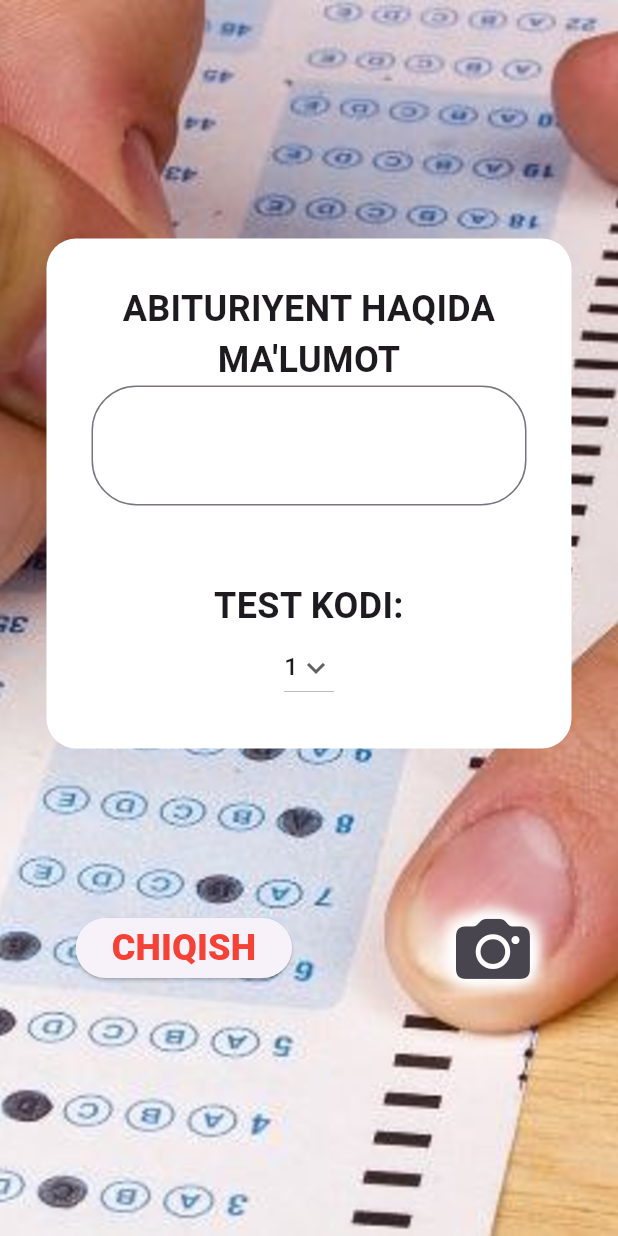
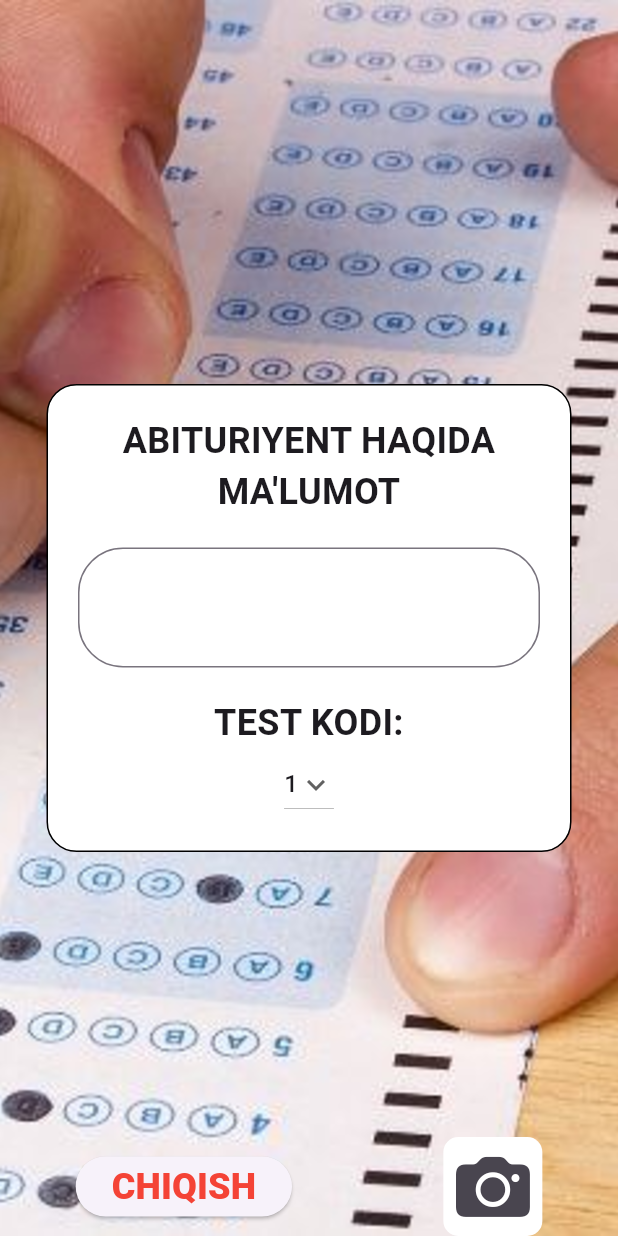
Before and after one commit to abduraimovdev/cam_test, a Flutter app: the HomeScreen screen opened directly, on a phone screen of 412 x 824 dp. Run offline on Flutter 3.47's test engine with Material 2 defaults, Android fonts, the light colour scheme and no system bars.

Commit message:
Home Screen Updated

```diff
--- /dev/null
+++ b/lib/core/constants/strings.dart
@@ -0,0 +1,5 @@
+class Strings{
+  static const String infoText = 'ABITURIYENT HAQIDA MA\'LUMOT';
+  static const String exitText = "CHIQISH";
+  static const String testCodeText = "TEST KODI:";
+}
--- /dev/null
+++ b/lib/core/constants/styles.dart
@@ -0,0 +1,8 @@
+import 'package:flutter/material.dart';
+
+class Styles{
+  static const TextStyle textStyle = TextStyle(
+      fontSize: 24,
+      overflow: TextOverflow.ellipsis,
+      fontWeight: FontWeight.bold);
+}
--- a/lib/screens/home_screen.dart
+++ b/lib/screens/home_screen.dart
@@ -1,3 +1,5 @@
+import 'package:cam_test/core/constants/strings.dart';
+import 'package:cam_test/core/constants/styles.dart';
 import 'package:flutter/cupertino.dart';
 import 'package:flutter/material.dart';
 
@@ -13,20 +15,11 @@ class _HomeScreenState extends State<HomeScreen> {
   Widget build(BuildContext context) {
     final size = MediaQuery.of(context).size;
     const homeBackgroundImage = "assets/images/home_background.png";
-    const String infoText = 'ABITURIYENT HAQIDA MA\'LUMOT';
-    // Initial Selected Value
-    String dropdownvalue = '1';
 
-    // List of items in our dropdown menu
-    var items = [
-      '1',
-      '2',
-      '3',
-      '4',
-      '5',
-    ];
-    TextStyle textStyle =
-        const TextStyle(fontSize: 24, overflow: TextOverflow.ellipsis,fontWeight: FontWeight.bold);
+    int dropdownvalue = 1;
+
+    List<int> items = [for (int i = 1; i <= 5; i++) i];
+
     return Scaffold(
       body: Stack(
         children: [
@@ -47,47 +40,52 @@ class _HomeScreenState extends State<HomeScreen> {
               crossAxisAlignment: CrossAxisAlignment.center,
               children: [
                 Container(
-                  // height: ,
                   width: 350,
-                  padding: const EdgeInsets.all(30),
-                  decoration: const BoxDecoration(
-                      borderRadius: BorderRadius.all(Radius.circular(20)),
-                      color: Colors.white),
-                  child:  Column(
-                      crossAxisAlignment: CrossAxisAlignment.center,
-                      mainAxisAlignment: MainAxisAlignment.spaceAround,
+                  padding: const EdgeInsets.all(20),
+                  decoration:  BoxDecoration(
+                    borderRadius: const BorderRadius.all(
+                      Radius.circular(20),
+                    ),
+                    border: Border.all(width: 1,color: Colors.black),
+                    color: Colors.white,
+                  ),
+                  child: Column(
                       children: [
-                        Text(
-                          infoText,
-                          style: textStyle,
+                        const Text(
+                          Strings.infoText,
+                          style: Styles.textStyle,
                           maxLines: 2,
                           textAlign: TextAlign.center,
                         ),
+                        const SizedBox(height: 20),
                         const TextField(
                           maxLines: 2,
                           minLines: 2,
                           decoration: InputDecoration(
                             border: OutlineInputBorder(
-                                borderRadius:
-                                    BorderRadius.all(Radius.circular(30))),
+                              borderRadius: BorderRadius.all(
+                                Radius.circular(30),
                               ),
                             ),
-                        const SizedBox(height: 50),
-                        Text(
-                          "TEST KODI:",
-                          style: textStyle,
+                          ),
+                        ),
+                        const SizedBox(height: 20),
+
+                        const Text(
+                          Strings.testCodeText,
+                          style: Styles.textStyle,
                           textAlign: TextAlign.center,
                         ),
                         DropdownButton(
                           value: dropdownvalue,
                           icon: const Icon(Icons.keyboard_arrow_down),
-                          items: items.map((String items) {
+                          items: items.map((int items) {
                             return DropdownMenuItem(
                               value: items,
-                              child: Text(items),
+                              child: Text(items.toString()),
                             );
                           }).toList(),
-                          onChanged: (String? newValue) {
+                          onChanged: (int? newValue) {
                             setState(() {
                               dropdownvalue = newValue!;
                             });
@@ -96,51 +94,49 @@ class _HomeScreenState extends State<HomeScreen> {
                       ]),
                 ),
 
-                const SizedBox(
-                  height: 100,
+
+              ],
             ),
+          ),
+          SafeArea(
+            child: Column(
+              mainAxisAlignment: MainAxisAlignment.end,
+              children: [
                 Row(
                   mainAxisAlignment: MainAxisAlignment.spaceAround,
                   children: [
                     ElevatedButton(
-
                       onPressed: () {},
                       child: const Text(
-                          "CHIQISH",
+                        Strings.exitText,
                         style: TextStyle(
                             color: Colors.red,
                             fontSize: 24,
                             fontWeight: FontWeight.w900),
-                        ),),
-                    IconButton(onPressed: (){}, icon: const Icon(CupertinoIcons.camera_fill,size: 50,shadows: [
-                      BoxShadow(color: Colors.white,
-                        blurRadius: 10,
-                        offset: Offset(5, 5),
-
                       ),
-                      BoxShadow(color: Colors.white,
-                        blurRadius: 10,
-                        offset: Offset(-5, 5),
-
                     ),
-                      BoxShadow(color: Colors.white,
-                        blurRadius: 10,
-                        offset: Offset(-5,- 5),
-
+                    Container(
+                      decoration: const BoxDecoration(
+                        borderRadius: BorderRadius.all(
+                          Radius.circular(10),
                         ),
-                      BoxShadow(color: Colors.white,
-                        blurRadius: 10,
-                        offset: Offset(5,- 5),
-
+                        color: Colors.white,
+                      ),
+                      child: IconButton(
+                        onPressed: () {},
+                        icon: const Icon(
+                          CupertinoIcons.camera_fill,
+                          size: 50,
+                          shadows: [],
+                        ),
+                      ),
                     )
-
-                    ],))
-
                   ],
                 )
               ],
             ),
           )
+
         ],
       ),
     );
```
Lines whose indentation alone changed are shown as unchanged.
